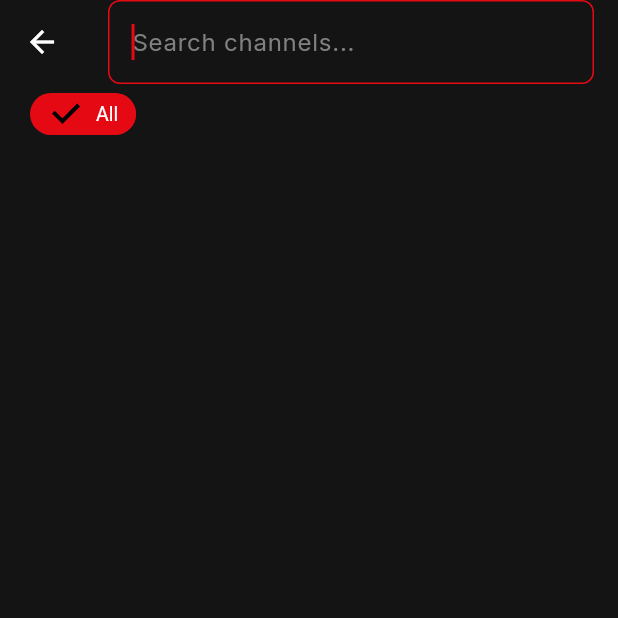
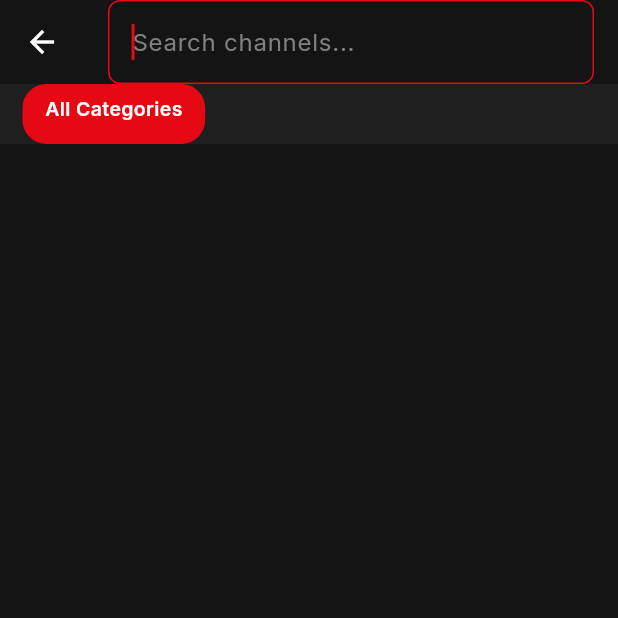
Before and after one commit to Darkmintis/primeview, a Flutter app: the SearchScreen screen opened directly, on a phone screen of 412 x 824 dp, the top half of it. Run offline on Flutter 3.47's test engine with Material 3 defaults, Android fonts, the phone set to English and light mode, and no system bars; our stand-ins replace cached_network_image, dio, equatable, flutter_riverpod, get_it, google_fonts and 6 more; accounts and stored records are empty; network calls fail.

Commit message:
refactor(search): redesign FilterBar with animated chips and country row
- Replace basic ChoiceChips with custom animated chips
- Add separate scrollable rows for categories, languages, countries
- Show active filter summary with clear action

```diff
--- a/lib/features/search/widgets/filter_bar.dart
+++ b/lib/features/search/widgets/filter_bar.dart
@@ -1,6 +1,7 @@
 import 'package:flutter/material.dart';
 import 'package:flutter_riverpod/flutter_riverpod.dart';
 import '../../../core/theme/app_colors.dart';
+import '../../../core/utils/html_utils.dart';
 import '../../playlist/providers/playlist_provider.dart';
 import '../providers/search_provider.dart';
 
@@ -11,119 +12,213 @@ class FilterBar extends ConsumerWidget {
   Widget build(BuildContext context, WidgetRef ref) {
     final categories = ref.watch(categoriesProvider);
     final languages = ref.watch(languagesProvider);
+    final countries = ref.watch(countriesProvider);
     final searchState = ref.watch(searchProvider);
 
-    return Column(
+    final hasActiveFilters = searchState.selectedCategory != null ||
+        searchState.selectedLanguage != null ||
+        searchState.selectedCountry != null;
+
+    return Container(
+      color: AppColors.surface,
+      child: Column(
         crossAxisAlignment: CrossAxisAlignment.start,
         children: [
           SizedBox(
             height: 40,
-          child: ListView(
+            child: ListView.builder(
               scrollDirection: Axis.horizontal,
-            padding: const EdgeInsets.symmetric(horizontal: 16),
-            children: [
-              _buildCategoryChip(
-                label: 'All',
-                isSelected: searchState.selectedCategory == null,
-                onTap: () {
-                  ref.read(searchProvider.notifier).setCategoryFilter(null);
+              padding: const EdgeInsets.symmetric(horizontal: 12),
+              itemCount: categories.length + 2,
+              itemBuilder: (context, index) {
+                if (index == 0) {
+                  return _Chip(
+                    label: hasActiveFilters ? 'Filters' : 'All Categories',
+                    isSelected: searchState.selectedCategory == null &&
+                        searchState.selectedLanguage == null &&
+                        searchState.selectedCountry == null,
+                    onTap: () => ref.read(searchProvider.notifier).clearFilters(),
+                  );
+                }
+                if (index == 1) {
+                  return _Chip(
+                    label: hasActiveFilters ? 'Clear' : 'All Categories',
+                    isSelected: searchState.selectedCategory == null &&
+                        searchState.selectedLanguage == null &&
+                        searchState.selectedCountry == null,
+                    onTap: () => ref.read(searchProvider.notifier).clearFilters(),
+                    hidden: !hasActiveFilters,
+                  );
+                }
+                return _buildFilterChip(
+                  label: categories[index - 2],
+                  isSelected: searchState.selectedCategory == categories[index - 2],
+                  onTap: () => ref
+                      .read(searchProvider.notifier)
+                      .setCategoryFilter(
+                        searchState.selectedCategory == categories[index - 2]
+                            ? null
+                            : categories[index - 2],
+                      ),
+                  activeColor: AppColors.primary,
+                );
               },
             ),
-              ...categories.map((cat) {
-                return _buildCategoryChip(
-                  label: cat,
-                  isSelected: searchState.selectedCategory == cat,
-                  onTap: () {
-                    ref.read(searchProvider.notifier).setCategoryFilter(cat);
-                  },
-                );
-              }),
-            ],
+          ),
+          if (searchState.selectedCategory != null ||
+              searchState.selectedLanguage != null ||
+              searchState.selectedCountry != null)
+            Padding(
+              padding: const EdgeInsets.symmetric(horizontal: 12, vertical: 6),
+              child: Text(
+                'Active: ${[
+                  if (searchState.selectedCategory != null) 'Category: ${searchState.selectedCategory}',
+                  if (searchState.selectedLanguage != null) 'Lang: ${searchState.selectedLanguage}',
+                  if (searchState.selectedCountry != null) 'Country: ${searchState.selectedCountry}',
+                ].join(' | ')}',
+                style: const TextStyle(
+                  color: AppColors.primary,
+                  fontSize: 12,
+                  fontWeight: FontWeight.w500,
+                ),
               ),
             ),
           if (languages.isNotEmpty)
-          SizedBox(
-            height: 36,
-            child: ListView(
+            Padding(
+              padding: const EdgeInsets.only(left: 12, right: 12, top: 4),
+              child: SizedBox(
+                height: 32,
+                child: ListView.builder(
                   scrollDirection: Axis.horizontal,
-              padding: const EdgeInsets.symmetric(horizontal: 16, vertical: 4),
-              children: [
-                _buildLanguageChip(
-                  label: 'All Languages',
-                  isSelected: searchState.selectedLanguage == null,
-                  onTap: () {
-                    ref.read(searchProvider.notifier).setLanguageFilter(null);
+                  itemCount: languages.length,
+                  itemBuilder: (context, index) {
+                    final lang = languages[index];
+                    return _buildFilterChip(
+                      label: lang,
+                      isSelected: searchState.selectedLanguage == lang,
+                      onTap: () => ref
+                          .read(searchProvider.notifier)
+                          .setLanguageFilter(
+                            searchState.selectedLanguage == lang ? null : lang,
+                          ),
+                      activeColor: AppColors.primary,
+                      compact: true,
+                    );
                   },
                 ),
-                ...languages.map((lang) {
-                  return _buildLanguageChip(
-                    label: lang,
-                    isSelected: searchState.selectedLanguage == lang,
-                    onTap: () {
-                      ref.read(searchProvider.notifier).setLanguageFilter(lang);
+              ),
+            ),
+          if (countries.isNotEmpty)
+            Padding(
+              padding: const EdgeInsets.only(left: 12, right: 12, top: 4, bottom: 8),
+              child: SizedBox(
+                height: 32,
+                child: ListView.builder(
+                  scrollDirection: Axis.horizontal,
+                  itemCount: countries.length,
+                  itemBuilder: (context, index) {
+                    final country = countries[index];
+                    return _buildFilterChip(
+                      label: country,
+                      isSelected: searchState.selectedCountry == country,
+                      onTap: () => ref
+                          .read(searchProvider.notifier)
+                          .setCountryFilter(
+                            searchState.selectedCountry == country ? null : country,
+                          ),
+                      activeColor: AppColors.primary,
+                      compact: true,
+                    );
                   },
-                  );
-                }),
-              ],
+                ),
               ),
             ),
         ],
+      ),
     );
   }
 
-  Widget _buildCategoryChip({
+  Widget _buildFilterChip({
     required String label,
     required bool isSelected,
     required VoidCallback onTap,
+    bool compact = false,
+    Color activeColor = AppColors.primary,
+    bool hidden = false,
   }) {
+    if (hidden) return const SizedBox.shrink();
     return Padding(
-      padding: const EdgeInsets.symmetric(horizontal: 4),
-      child: ChoiceChip(
-        label: Text(
+      padding: const EdgeInsets.symmetric(horizontal: 3),
+      child: GestureDetector(
+        onTap: onTap,
+        child: AnimatedContainer(
+          duration: const Duration(milliseconds: 200),
+          padding: EdgeInsets.symmetric(
+            horizontal: compact ? 10 : 14,
+            vertical: compact ? 4 : 6,
+          ),
+          decoration: BoxDecoration(
+            color: isSelected ? activeColor : AppColors.cardBackground,
+            borderRadius: BorderRadius.circular(16),
+            border: Border.all(
+              color: isSelected ? activeColor : AppColors.divider,
+              width: 1,
+            ),
+          ),
+          child: Text(
+            htmlDecode(label),
+            style: TextStyle(
+              color: isSelected ? Colors.white : AppColors.textSecondary,
+              fontSize: compact ? 11 : 13,
+              fontWeight: isSelected ? FontWeight.w600 : FontWeight.w400,
+            ),
+          ),
+        ),
+      ),
+    );
+  }
+}
+
+class _Chip extends StatelessWidget {
+  final String label;
+  final bool isSelected;
+  final VoidCallback onTap;
+  final bool hidden;
+
+  const _Chip({
+    required this.label,
+    required this.isSelected,
+    required this.onTap,
+    this.hidden = false,
+  });
+
+  @override
+  Widget build(BuildContext context) {
+    if (hidden) return const SizedBox.shrink();
+    return Padding(
+      padding: const EdgeInsets.symmetric(horizontal: 3),
+      child: GestureDetector(
+        onTap: onTap,
+        child: AnimatedContainer(
+          duration: const Duration(milliseconds: 200),
+          padding: const EdgeInsets.symmetric(horizontal: 14, vertical: 6),
+          decoration: BoxDecoration(
+            color: isSelected ? AppColors.primary : AppColors.cardBackground,
+            borderRadius: BorderRadius.circular(16),
+            border: Border.all(
+              color: isSelected ? AppColors.primary : AppColors.divider,
+              width: 1,
+            ),
+          ),
+          child: Text(
             label,
             style: TextStyle(
               color: isSelected ? Colors.white : AppColors.textSecondary,
               fontSize: 13,
+              fontWeight: isSelected ? FontWeight.w600 : FontWeight.w400,
             ),
           ),
-        selected: isSelected,
-        onSelected: (_) => onTap(),
-        selectedColor: AppColors.primary,
-        backgroundColor: AppColors.surfaceLight,
-        side: BorderSide.none,
-        padding: const EdgeInsets.symmetric(horizontal: 8),
-        labelPadding: const EdgeInsets.symmetric(horizontal: 4),
-        visualDensity: VisualDensity.compact,
         ),
-    );
-  }
-
-  Widget _buildLanguageChip({
-    required String label,
-    required bool isSelected,
-    required VoidCallback onTap,
-  }) {
-    return Padding(
-      padding: const EdgeInsets.symmetric(horizontal: 4),
-      child: ChoiceChip(
-        label: Text(
-          label,
-          style: TextStyle(
-            color: isSelected ? Colors.white : AppColors.textMuted,
-            fontSize: 12,
-          ),
-        ),
-        selected: isSelected,
-        onSelected: (_) => onTap(),
-        selectedColor: AppColors.surfaceLight,
-        backgroundColor: AppColors.cardBackground,
-        side: BorderSide(
-          color: isSelected ? AppColors.primary : AppColors.divider,
-          width: 1,
-        ),
-        padding: const EdgeInsets.symmetric(horizontal: 6),
-        labelPadding: const EdgeInsets.symmetric(horizontal: 4),
-        visualDensity: VisualDensity.compact,
       ),
     );
   }
```
Lines whose indentation alone changed are shown as unchanged.
